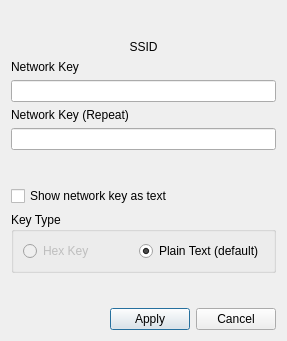
The window that src/wificonfig/netKey.ui (Peter2121/pc-networkmanager) describes before a commit, drawn with Qt 5.
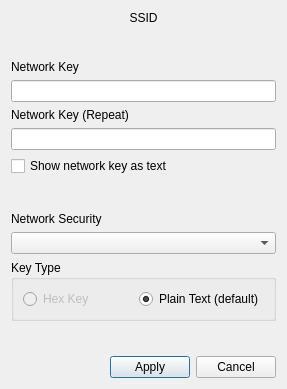
The same window after the commit.

Commit message: Implement add hidden wifi network

```diff
--- a/src/wificonfig/netKey.ui
+++ b/src/wificonfig/netKey.ui
@@ -7,26 +7,13 @@
     <x>0</x>
     <y>0</y>
     <width>287</width>
-    <height>341</height>
+    <height>389</height>
    </rect>
   </property>
   <property name="windowTitle">
    <string>Please Enter Network Key</string>
   </property>
   <layout class="QVBoxLayout" name="verticalLayout_2">
-   <item>
-    <spacer name="verticalSpacer_2">
-     <property name="orientation">
-      <enum>Qt::Vertical</enum>
-     </property>
-     <property name="sizeHint" stdset="0">
-      <size>
-       <width>20</width>
-       <height>40</height>
-      </size>
-     </property>
-    </spacer>
-   </item>
    <item>
     <widget class="QLabel" name="labelssid">
      <property name="layoutDirection">
@@ -40,6 +27,19 @@
      </property>
     </widget>
    </item>
+   <item>
+    <spacer name="verticalSpacer_2">
+     <property name="orientation">
+      <enum>Qt::Vertical</enum>
+     </property>
+     <property name="sizeHint" stdset="0">
+      <size>
+       <width>20</width>
+       <height>40</height>
+      </size>
+     </property>
+    </spacer>
+   </item>
    <item>
     <widget class="QLabel" name="label">
      <property name="text">
@@ -60,19 +60,6 @@
    <item>
     <widget class="QLineEdit" name="lineKey"/>
    </item>
-   <item>
-    <spacer name="verticalSpacer">
-     <property name="orientation">
-      <enum>Qt::Vertical</enum>
-     </property>
-     <property name="sizeHint" stdset="0">
-      <size>
-       <width>20</width>
-       <height>40</height>
-      </size>
-     </property>
-    </spacer>
-   </item>
    <item>
     <widget class="QCheckBox" name="checkShowKey">
      <property name="text">
@@ -80,6 +67,29 @@
      </property>
     </widget>
    </item>
+   <item>
+    <spacer name="verticalSpacer">
+     <property name="orientation">
+      <enum>Qt::Vertical</enum>
+     </property>
+     <property name="sizeHint" stdset="0">
+      <size>
+       <width>20</width>
+       <height>40</height>
+      </size>
+     </property>
+    </spacer>
+   </item>
+   <item>
+    <widget class="QLabel" name="label_3">
+     <property name="text">
+      <string>Network Security</string>
+     </property>
+    </widget>
+   </item>
+   <item>
+    <widget class="QComboBox" name="comboNetSec"/>
+   </item>
    <item>
     <widget class="QGroupBox" name="group_keytype">
      <property name="title">
```
The commit also changes 4 other files.
